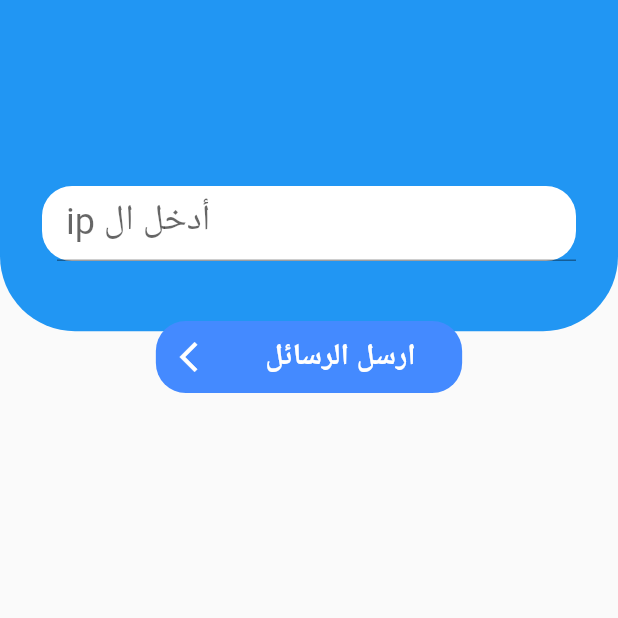
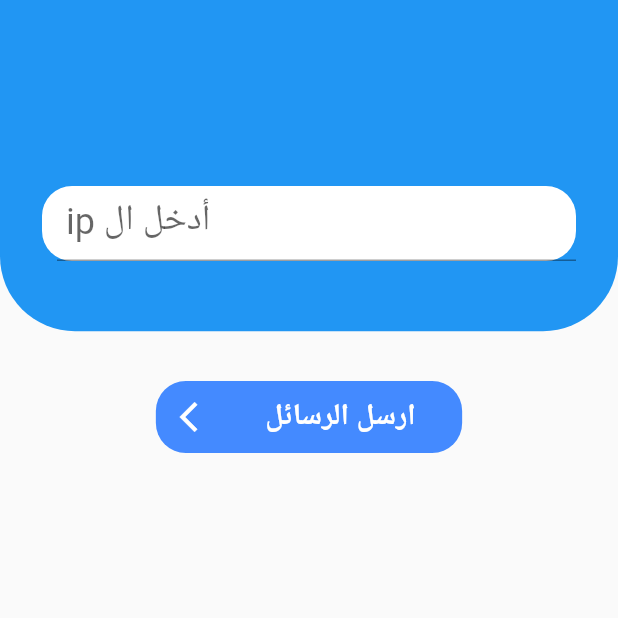
Before and after one commit to bardoun7894/sms_this, a Flutter app: the screen it shows after launch, on a phone screen of 412 x 824 dp, the top half of it. Run offline on Flutter 3.47's test engine with Material 2 defaults, Android fonts, the phone set to English and light mode, and no system bars; our stand-ins replace shared_preferences.

Commit message:
add 80 dp from top to container

```diff
--- a/lib/facture.dart
+++ b/lib/facture.dart
@@ -48,11 +48,11 @@ Future sendSms(String numb,String msg ,int id ) async {
   if(result == "SMS Sent"){
     status_message ="success";
     print(" ${status_message}  sendsms");
-   await sendData(id,"success");
+  await sendData(id,"success");
     notifyListeners();
   }else{
     status_message ="failed";
-    await  sendData(id,"failed");
+   await  sendData(id,"failed");
     print("${status_message}  sendsms");
     notifyListeners();
   }
--- a/lib/main.dart
+++ b/lib/main.dart
@@ -78,7 +78,7 @@ class SendSms extends StatelessWidget {
                         ),
                       ),
                       Padding(
-                        padding: const EdgeInsets.only(top: 40.0),
+                        padding: const EdgeInsets.only(top: 80.0),
                         child: Row(
                           mainAxisAlignment: MainAxisAlignment.spaceAround,
                           children: [
```
